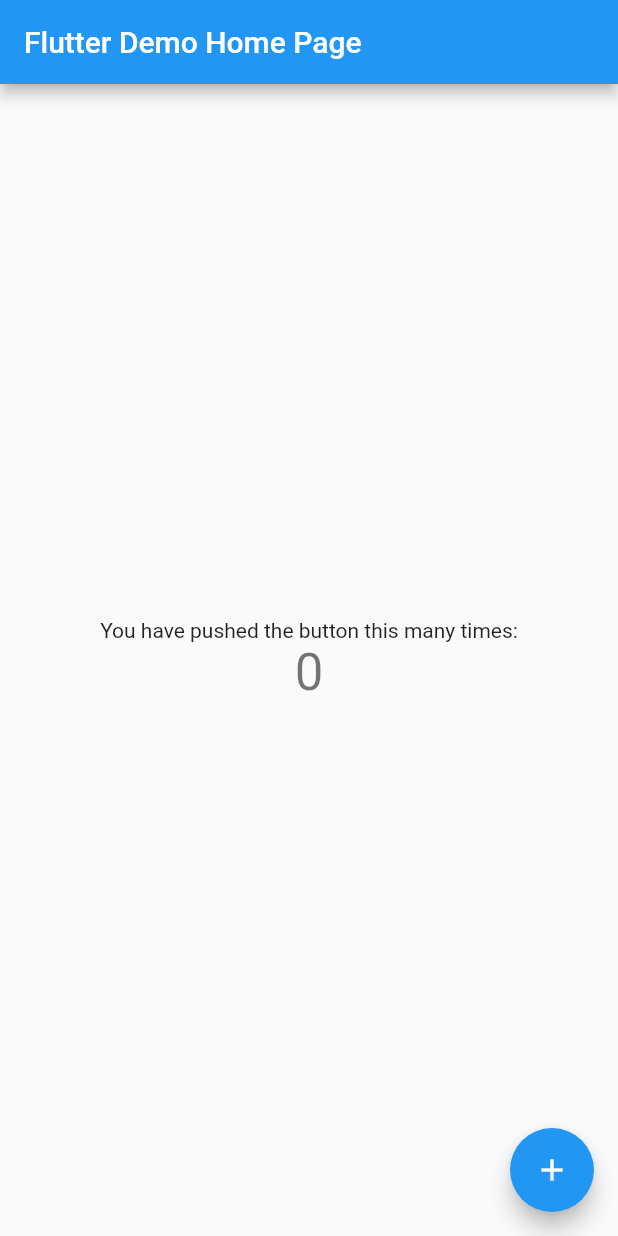
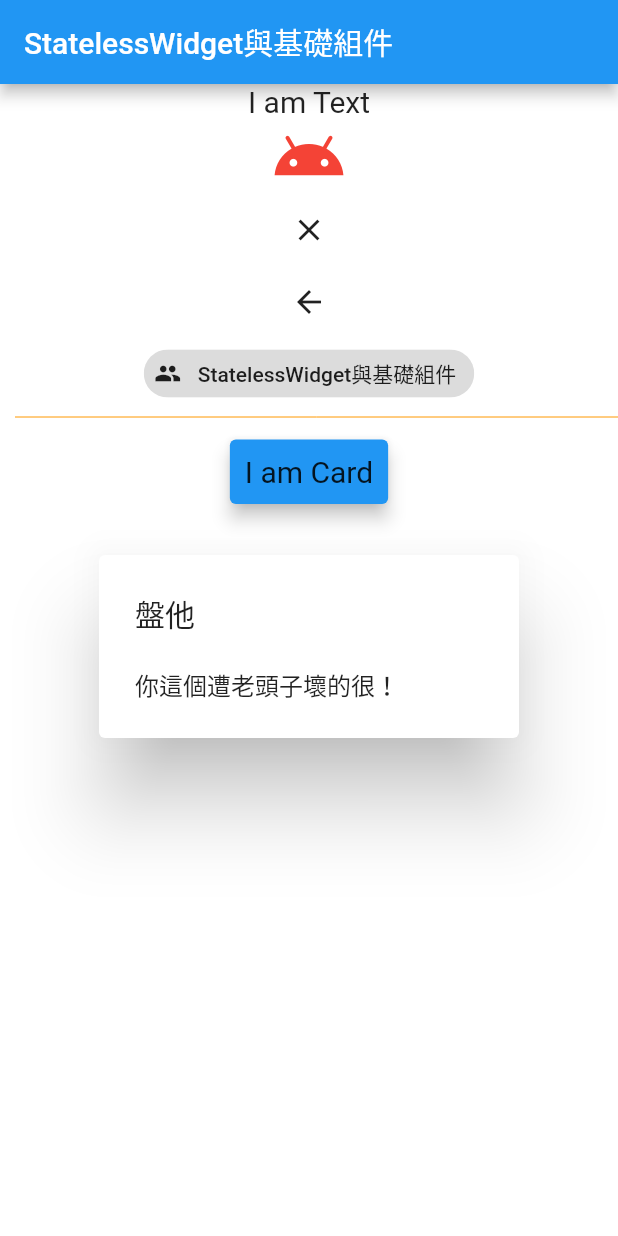
Before and after one commit to frank575/pp, a Flutter app: the screen it shows after launch, on a phone screen of 412 x 824 dp. Run offline on Flutter 3.47's test engine with Material 2 defaults, Android fonts, the light colour scheme and no system bars.

Commit message:
feat(flutter_app): StatelessWidget與基礎組件

```diff
--- /dev/null
+++ b/dart/flutter_app/lib/less_group_page.dart
@@ -0,0 +1,60 @@
+import 'package:flutter/cupertino.dart';
+import 'package:flutter/material.dart';
+
+// StatelessWidget與基礎組件
+// 這裡調用常用的Container,Text,Icon,CloseButton,BackButton,Chip,Divider,Card,AlertDialog
+class LessGroupPage extends StatelessWidget {
+  @override
+  Widget build(BuildContext context) {
+    var textStyle = TextStyle(fontSize: 20);
+    return MaterialApp(
+        title: 'StatelessWidget與基礎組件',
+        theme: ThemeData(
+          primarySwatch: Colors.blue,
+        ),
+        home: Scaffold(
+            appBar: AppBar(title: Text('StatelessWidget與基礎組件')),
+            body: Container(
+              decoration: BoxDecoration(color: Colors.white),
+              alignment: Alignment.center,
+              child: Column(
+                children: [
+                  Text('I am Text', style: textStyle),
+                  Icon(Icons.android, size: 50, color: Colors.red),
+                  CloseButton(),
+                  BackButton(),
+                  Chip(
+                    //有點像是標籤組件
+                    avatar: Icon(Icons.people),
+                    label: Text('StatelessWidget與基礎組件'),
+                  ),
+                  //線高不能設置，需要的話請使用Container
+                  Divider(
+                    //容器高度非線高度
+                    height: 10,
+                    //左側間距
+                    indent: 10,
+                    color: Colors.orange,
+                  ),
+                  //帶有圓角,陰影,邊框等效果的組件
+                  Card(
+                    color: Colors.blue,
+                    elevation: 5,
+                    margin: EdgeInsets.all(10),
+                    child: Container(
+                      padding: EdgeInsets.all(10),
+                      child: Text(
+                        'I am Card',
+                        style: textStyle,
+                      ),
+                    ),
+                  ),
+                  AlertDialog(
+                    title: Text('盤他'),
+                    content: Text('你這個遭老頭子壞的很！'),
+                  )
+                ],
+              ),
+            )));
+  }
+}
--- a/dart/flutter_app/lib/main.dart
+++ b/dart/flutter_app/lib/main.dart
@@ -1,8 +1,7 @@
 import 'package:flutter/material.dart';
+import 'package:flutter_app/less_group_page.dart';
 
-void main() {
-  runApp(MyApp());
-}
+void main() => runApp(LessGroupPage());
 
 class MyApp extends StatelessWidget {
   // This widget is the root of your application.
```
